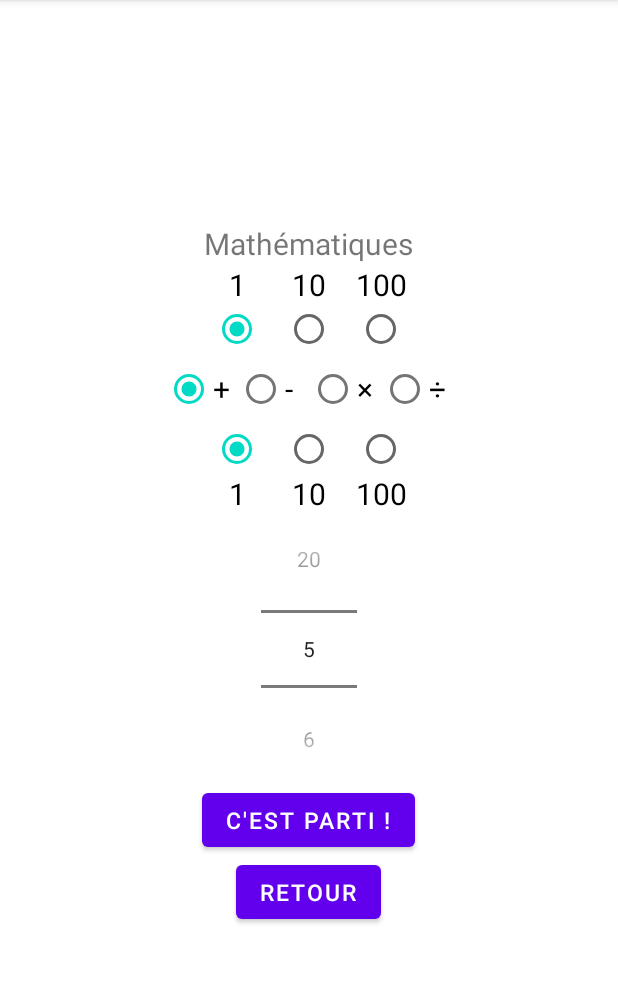
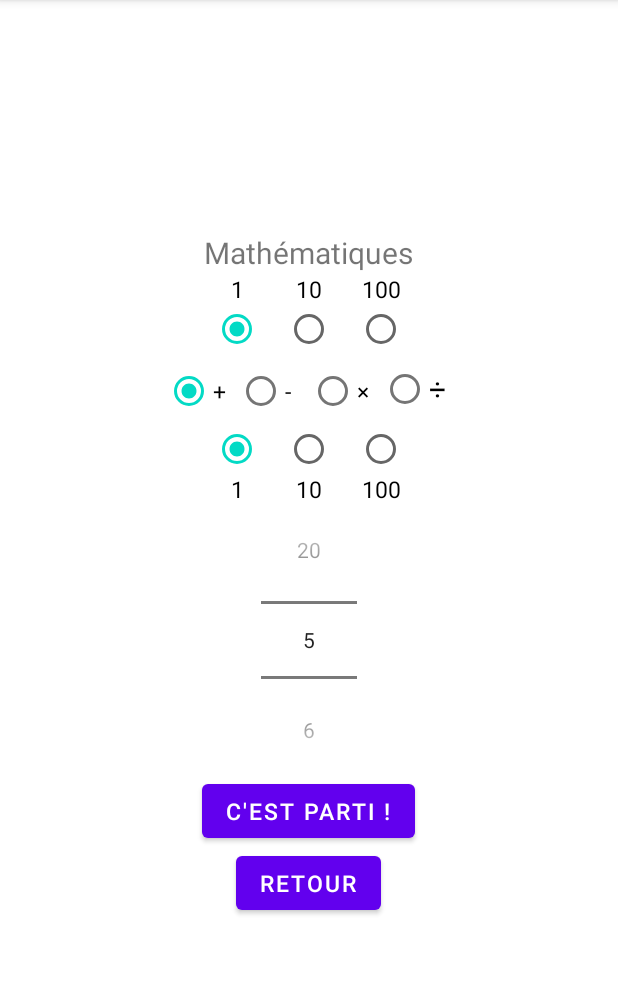
Before and after one commit to Powerock38/SchoolTips, an Android app: the CalculsParamActivity screen opened directly, with no data from a screen before it, on a phone screen of 412 x 824 dp, the part 84-1067 px from its top. Run offline under Robolectric (Android 15) with nearby library versions, the phone set to English and light mode, and no system bars.

Commit message:
Petits changements ...

```diff
--- a/app/src/main/java/com/example/schooltips/ResultatsActivity.java
+++ b/app/src/main/java/com/example/schooltips/ResultatsActivity.java
@@ -32,7 +32,7 @@ public class ResultatsActivity extends AppCompatActivity {
 
         // Instanciation de la BDD
         userDataBase = DatabaseUser.getInstance(getApplicationContext());
-        user =  ((MyApplication) getApplication()).getUser();
+        user = ((MyApplication) getApplication()).getUser();
 
         Intent intent = getIntent();
 
@@ -59,11 +59,11 @@ public class ResultatsActivity extends AppCompatActivity {
                 }
             });
         } else {
-            majUser();
-
             res.setText(getString(R.string.all_good));
             corriger.setVisibility(View.GONE);
         }
+
+        if(!intent.getExtras().containsKey(ResultatsActivity.OPERATION_KEY)) majUser();
 
         retourExos.setOnClickListener(new View.OnClickListener() {
             @Override
@@ -77,7 +77,6 @@ public class ResultatsActivity extends AppCompatActivity {
 
     private void majUser() {
         class MajUser extends  AsyncTask<Void, Void, Void> {
-
             @Override
             protected Void doInBackground(Void... voids) {
                 userDataBase.getAppDatabase()
--- a/app/src/main/res/layout/activity_calculs_param.xml
+++ b/app/src/main/res/layout/activity_calculs_param.xml
@@ -29,7 +29,7 @@
             android:drawableBottom="?android:attr/listChoiceIndicatorSingle"
             android:gravity="center_horizontal|bottom"
             android:text="@string/format_1"
-            android:textSize="20sp" />
+            android:textSize="15dp" />
 
         <RadioButton
             android:id="@+id/a_10"
@@ -39,7 +39,7 @@
             android:drawableBottom="?android:attr/listChoiceIndicatorSingle"
             android:gravity="center_horizontal|bottom"
             android:text="@string/format_10"
-            android:textSize="20sp" />
+            android:textSize="15dp" />
 
         <RadioButton
             android:id="@+id/a_100"
@@ -49,7 +49,7 @@
             android:drawableBottom="?android:attr/listChoiceIndicatorSingle"
             android:gravity="center_horizontal|bottom"
             android:text="@string/format_100"
-            android:textSize="20sp" />
+            android:textSize="15dp" />
     </RadioGroup>
 
     <RadioGroup
@@ -64,21 +64,21 @@
             android:layout_height="wrap_content"
             android:checked="true"
             android:text="@string/calculs_op_plus"
-            android:textSize="20sp" />
+            android:textSize="15dp" />
 
         <RadioButton
             android:id="@+id/moins"
             android:layout_width="wrap_content"
             android:layout_height="wrap_content"
             android:text="@string/calculs_op_moins"
-            android:textSize="20sp" />
+            android:textSize="15dp" />
 
         <RadioButton
             android:id="@+id/mul"
             android:layout_width="wrap_content"
             android:layout_height="wrap_content"
             android:text="@string/calculs_op_mul"
-            android:textSize="20sp" />
+            android:textSize="15dp" />
 
         <RadioButton
             android:id="@+id/div"
@@ -103,7 +103,7 @@
             android:drawableTop="?android:attr/listChoiceIndicatorSingle"
             android:gravity="center_horizontal|top"
             android:text="@string/format_1"
-            android:textSize="20sp" />
+            android:textSize="15dp" />
 
         <RadioButton
             android:id="@+id/b_10"
@@ -113,7 +113,7 @@
             android:drawableTop="?android:attr/listChoiceIndicatorSingle"
             android:gravity="center_horizontal|top"
             android:text="@string/format_10"
-            android:textSize="20sp" />
+            android:textSize="15dp" />
 
         <RadioButton
             android:id="@+id/b_100"
@@ -123,7 +123,7 @@
             android:drawableTop="?android:attr/listChoiceIndicatorSingle"
             android:gravity="center_horizontal|top"
             android:text="@string/format_100"
-            android:textSize="20sp" />
+            android:textSize="15dp" />
     </RadioGroup>
 
     <NumberPicker
```
